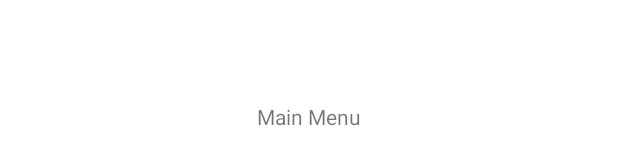
After one commit to RyanKCox/RunBuddy, an Android app: the layout controller_mainmenu.xml on its own in the app's theme, with its tools: preview values and no code run, on a phone screen of 412 x 824 dp. The commit adds this screen. Shown: the part 502-667 px from the top of the screen. Run offline under Robolectric (Android 15) with nearby library versions, the phone set to English and light mode, and no system bars.

```diff
--- /dev/null
+++ b/app/src/main/java/com/revature/runbuddy/presentation/core/conductor/MviBaseController.kt
@@ -0,0 +1 @@
+package com.revature.runbuddy.presentation.core.conductor
--- a/app/src/main/java/com/revature/runbuddy/presentation/title/TitlePresenter.kt
+++ b/app/src/main/java/com/revature/runbuddy/presentation/title/TitlePresenter.kt
@@ -7,7 +7,10 @@ import io.reactivex.Observable
 
 class TitlePresenter(
     private val nav:Navigator
-):MviBasePresenter<TitleView,TitleViewState>{
+):MviBasePresenter<TitleView,TitleViewState>(){
+    override fun bindIntents() {
+        TODO("Not yet implemented")
+    }
 
 }
 
--- /dev/null
+++ b/app/src/main/res/layout/controller_mainmenu.xml
@@ -0,0 +1,17 @@
+<?xml version="1.0" encoding="utf-8"?>
+<androidx.constraintlayout.widget.ConstraintLayout xmlns:android="http://schemas.android.com/apk/res/android"
+    xmlns:app="http://schemas.android.com/apk/res-auto"
+    xmlns:tools="http://schemas.android.com/tools"
+    android:layout_width="match_parent"
+    android:layout_height="match_parent">
+
+    <TextView
+        android:layout_width="wrap_content"
+        android:layout_height="wrap_content"
+        android:text="Main Menu"
+        app:layout_constraintBottom_toBottomOf="parent"
+        app:layout_constraintEnd_toEndOf="parent"
+        app:layout_constraintStart_toStartOf="parent"
+        app:layout_constraintTop_toTopOf="parent" />
+
+</androidx.constraintlayout.widget.ConstraintLayout>
```
Also changed, not shown: app/src/main/java/com/revature/runbuddy/MainActivity.kt (+4 -5 lines), app/src/main/java/com/revature/runbuddy/presentation/core/BaseActivity.kt (+11 -1 lines).
